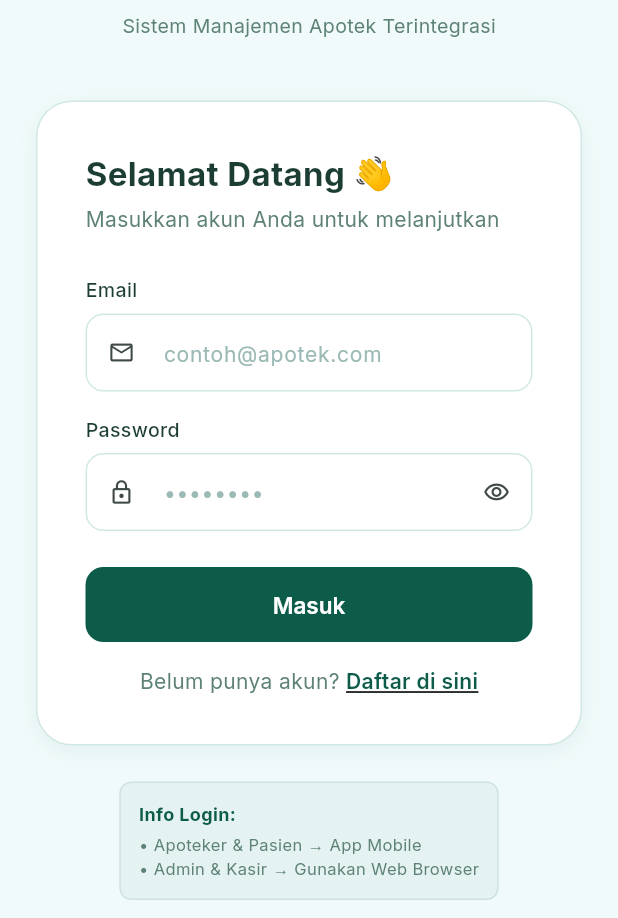
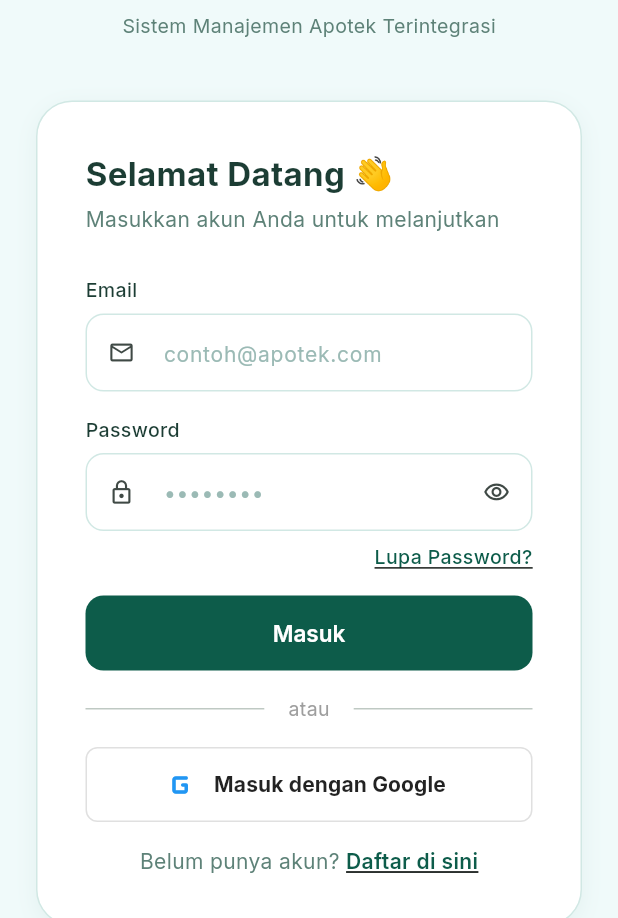
Before and after one commit to Reik11/apotek-pos, a Flutter app: the screen it shows after launch, on a phone screen of 412 x 824 dp, the part 318-1236 px from its top. Run offline on Flutter 3.47's test engine with Material 3 defaults, Android fonts, the phone set to English and light mode, and no system bars; our stand-ins replace dio, fl_chart, flutter_riverpod, flutter_secure_storage, go_router, google_fonts and 5 more; missing offline and left inert: google_mlkit_text_recognition.

Commit message:
feat(auth): implement Google Sign-In and Forgot Password OTP email screen on web

```diff
--- a/apotek_web/lib/core/router/app_router.dart
+++ b/apotek_web/lib/core/router/app_router.dart
@@ -6,6 +6,7 @@ import 'package:go_router/go_router.dart';
 import '../../features/auth/screens/splash_screen.dart';
 import '../../features/auth/screens/login_screen.dart';
 import '../../features/auth/screens/register_screen.dart';
+import '../../features/auth/screens/forgot_password_screen.dart';
 import '../../features/dashboard/screens/dashboard_screen.dart';
 import '../../features/kasir/screens/kasir_screen.dart';
 import '../../features/kasir/screens/shifts_history_screen.dart';
@@ -42,6 +43,10 @@ final appRouterProvider = Provider<GoRouter>((ref) {
       GoRoute(
         path: '/register',
         builder: (context, state) => const RegisterScreen(),
+      ),
+      GoRoute(
+        path: '/forgot-password',
+        builder: (context, state) => const ForgotPasswordScreen(),
       ),
 
       // ===== WEB ROUTES (SHELL) =====
--- a/apotek_web/lib/features/auth/screens/login_screen.dart
+++ b/apotek_web/lib/features/auth/screens/login_screen.dart
@@ -1,6 +1,7 @@
 import 'package:flutter/material.dart';
 import 'package:flutter_riverpod/flutter_riverpod.dart';
 import 'package:go_router/go_router.dart';
+import 'package:google_sign_in/google_sign_in.dart';
 import '../providers/auth_provider.dart';
 import '../../../core/theme/app_theme.dart';
 
@@ -16,11 +17,49 @@ class _LoginScreenState extends ConsumerState<LoginScreen> {
   final _passwordController = TextEditingController();
   bool _obscurePassword = true;
 
+  final GoogleSignIn _googleSignIn = GoogleSignIn(
+    scopes: ['email', 'profile'],
+  );
+
   @override
   void dispose() {
     _emailController.dispose();
     _passwordController.dispose();
     super.dispose();
+  }
+
+  Future<void> _handleGoogleLogin() async {
+    try {
+      final GoogleSignInAccount? googleUser = await _googleSignIn.signIn();
+      if (googleUser == null) return;
+
+      final GoogleSignInAuthentication googleAuth = await googleUser.authentication;
+      final String? idToken = googleAuth.idToken;
+
+      if (idToken == null) {
+        throw Exception('Gagal mendapatkan ID Token dari Google.');
+      }
+
+      final success = await ref.read(authProvider.notifier).loginWithGoogle(idToken);
+      if (success && mounted) {
+        context.go('/');
+      } else if (mounted) {
+        final error = ref.read(authProvider).error ?? 'Gagal masuk menggunakan Google.';
+        ScaffoldMessenger.of(context).showSnackBar(
+          SnackBar(content: Text(error), backgroundColor: AppTheme.danger),
+        );
+      }
+    } catch (e) {
+      if (mounted) {
+        ScaffoldMessenger.of(context).showSnackBar(
+          SnackBar(
+            content: Text('Error Google Sign-In: $e\n\nTips: Google Client ID harus dikonfigurasi di web/index.html untuk rilis web.'),
+            backgroundColor: AppTheme.danger,
+            duration: const Duration(seconds: 6),
+          ),
+        );
+      }
+    }
   }
 
   Future<void> _handleLogin() async {
@@ -311,12 +350,28 @@ class _LoginScreenState extends ConsumerState<LoginScreen> {
               ),
             ),
           ),
-          const SizedBox(height: 24),
+          const SizedBox(height: 8),
+          Align(
+            alignment: Alignment.centerRight,
+            child: GestureDetector(
+              onTap: () => context.go('/forgot-password'),
+              child: const Text(
+                'Lupa Password?',
+                style: TextStyle(
+                  color: AppTheme.primary,
+                  fontSize: 13,
+                  fontWeight: FontWeight.w500,
+                  decoration: TextDecoration.underline,
+                ),
+              ),
+            ),
+          ),
+          const SizedBox(height: 16),
 
           // Tombol Login
           if (authState.isLoading)
             const Center(child: CircularProgressIndicator())
-          else
+          else ...[
             SizedBox(
               width: double.infinity,
               height: 50,
@@ -328,6 +383,35 @@ class _LoginScreenState extends ConsumerState<LoginScreen> {
                 ),
               ),
             ),
+            const SizedBox(height: 16),
+            const Row(
+              children: [
+                Expanded(child: Divider()),
+                Padding(
+                  padding: EdgeInsets.symmetric(horizontal: 16),
+                  child: Text('atau', style: TextStyle(color: Colors.grey, fontSize: 13)),
+                ),
+                Expanded(child: Divider()),
+              ],
+            ),
+            const SizedBox(height: 16),
+            SizedBox(
+              width: double.infinity,
+              height: 50,
+              child: OutlinedButton.icon(
+                onPressed: _handleGoogleLogin,
+                style: OutlinedButton.styleFrom(
+                  side: BorderSide(color: Colors.grey.shade300),
+                  shape: RoundedRectangleBorder(borderRadius: BorderRadius.circular(8)),
+                ),
+                icon: const Icon(Icons.g_mobiledata_rounded, color: Colors.blue, size: 28),
+                label: const Text(
+                  'Masuk dengan Google',
+                  style: TextStyle(color: Colors.black87, fontWeight: FontWeight.bold),
+                ),
+              ),
+            ),
+          ],
 
           // Error
           if (authState.error != null) ...[
--- a/apotek_web/pubspec.yaml
+++ b/apotek_web/pubspec.yaml
@@ -37,6 +37,7 @@ dependencies:
   equatable: ^2.0.5
   pdf: ^3.11.1
   printing: ^5.13.2
+  google_sign_in: ^7.2.0
 
 dev_dependencies:
   flutter_test:
```
Also changed, not shown: apotek_web/lib/features/auth/providers/auth_provider.dart (+64 -0 lines), apotek_web/lib/features/auth/screens/forgot_password_screen.dart (added, +336 -0 lines), apotek_web/pubspec.lock.
